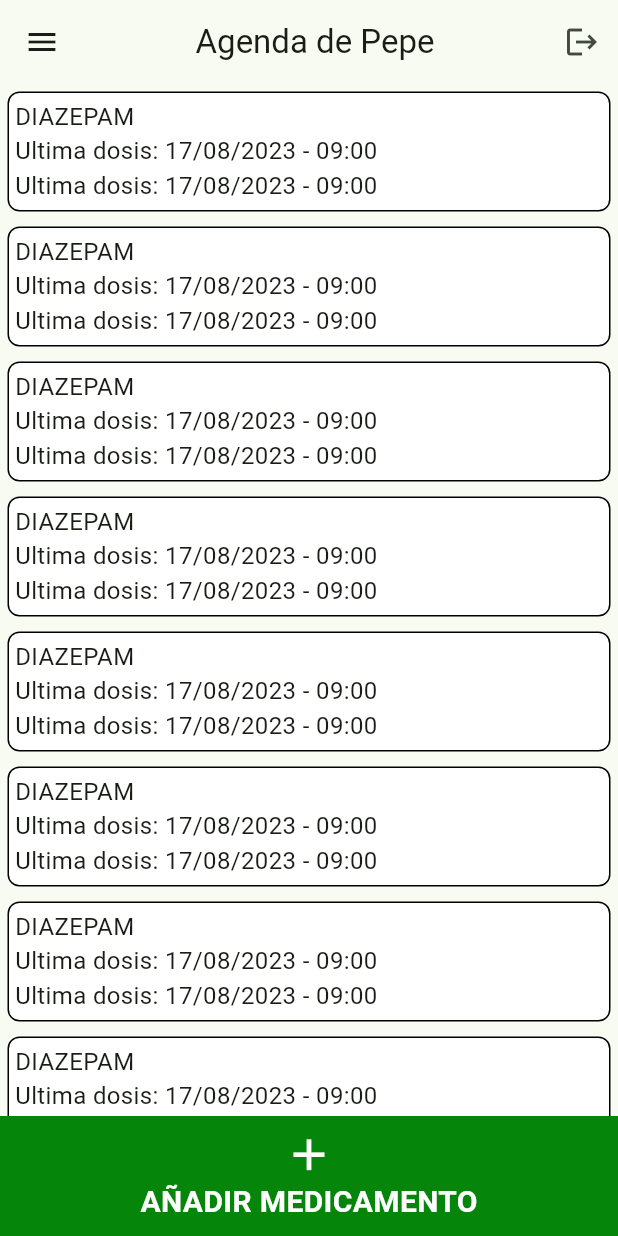
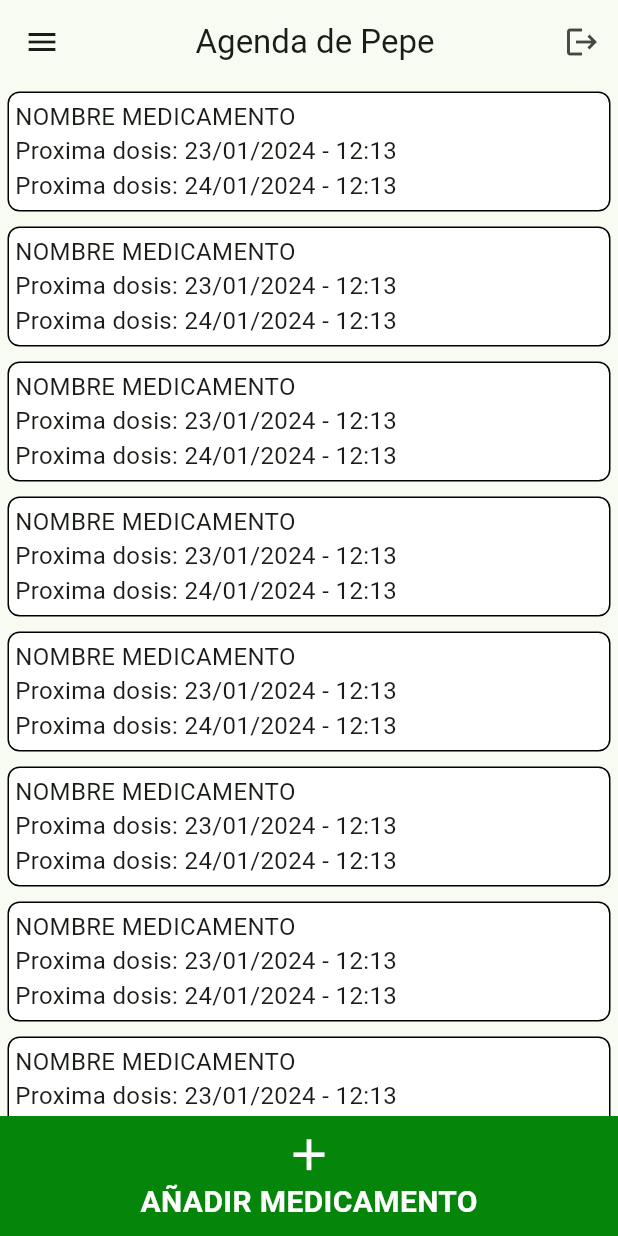
Before and after one commit to devra96/FarmacApp, a Flutter app: the PantallaAgenda screen opened directly, on a phone screen of 412 x 824 dp. Run offline on Flutter 3.47's test engine with Material 3 defaults, Android fonts, the phone set to English and light mode, and no system bars; our stand-ins replace sqflite; accounts and stored records are empty.

Commit message:
Commit 23/01/2024 - 14:13

```diff
--- a/lib/paginas/pantalla_agenda.dart
+++ b/lib/paginas/pantalla_agenda.dart
@@ -4,6 +4,7 @@ import 'package:farmacapp/paginas/pantalla_farmacias_cercanas.dart';
 import 'package:farmacapp/paginas/pantalla_inicio_sesion.dart';
 import 'package:farmacapp/paginas/pantalla_reponer_medicamento.dart';
 import 'package:farmacapp/paginas/pantalla_visitas_medicas.dart';
+import 'package:farmacapp/widgets/boton_medicamento.dart';
 import 'package:flutter/material.dart';
 
 class PantallaAgenda extends StatefulWidget {
@@ -249,15 +250,16 @@ class _PantallaAgendaState extends State<PantallaAgenda> {
                 //     ),
                 //   ],
                 // ),
-                child: Container(
-                  padding: EdgeInsets.all(4),
-                  child: const Text(
-                    "DIAZEPAM\nUltima dosis: 17/08/2023 - 09:00\nUltima dosis: 17/08/2023 - 09:00",
-                    style: TextStyle(
-                      fontSize: 16
-                    ),
-                  ),
-                ),
+                // child: Container(
+                //   padding: EdgeInsets.all(4),
+                //   child: const Text(
+                //     "DIAZEPAM\nUltima dosis: 17/08/2023 - 09:00\nProxima dosis: 18/08/2023 - 09:00",
+                //     style: TextStyle(
+                //       fontSize: 16
+                //     ),
+                //   ),
+                // ),
+                child: BotonMedicamento(nombre: "NOMBRE MEDICAMENTO", ultimaDosis: "23/01/2024 - 12:13", proximaDosis: "24/01/2024 - 12:13"),
               ));
         },
         itemCount: 10,
--- /dev/null
+++ b/lib/widgets/boton_medicamento.dart
@@ -0,0 +1,27 @@
+import 'package:flutter/material.dart';
+
+class BotonMedicamento extends StatelessWidget {
+  final String nombre;
+  final String ultimaDosis;
+  final String proximaDosis;
+
+  const BotonMedicamento({
+    super.key,
+    required this.nombre,
+    required this.ultimaDosis,
+    required this.proximaDosis,
+  });
+
+  @override
+  Widget build(BuildContext context) {
+    return Container(
+      padding: EdgeInsets.all(4),
+      child: Text(
+        "$nombre\nProxima dosis: $ultimaDosis\nProxima dosis: $proximaDosis",
+        style: TextStyle(
+          fontSize: 16
+        ),
+      ),
+    );
+  }
+}
```
Also changed, not shown: lib/paginas/pantalla_add_medicamento.dart (+49 -22 lines).
